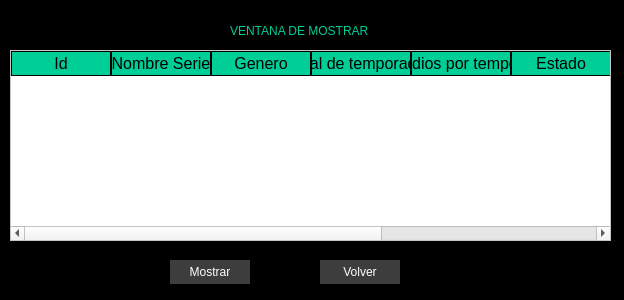
Qt form ProyectoFinal_Crud_Series-joel-parte/ventanamostrar.ui (josiasarevalorm-jj/ProyectoFinal_Crud_Series) before a commit.
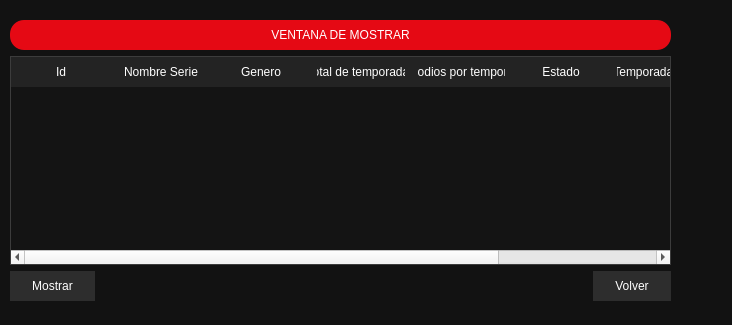
The same form after that commit.

Patch:
```diff
--- a/ProyectoFinal_Crud_Series-joel-parte/ventanamostrar.ui
+++ b/ProyectoFinal_Crud_Series-joel-parte/ventanamostrar.ui
@@ -6,87 +6,89 @@
    <rect>
     <x>0</x>
     <y>0</y>
-    <width>624</width>
-    <height>300</height>
+    <width>732</width>
+    <height>325</height>
    </rect>
   </property>
-  <property name="palette">
-   <palette>
-    <active>
-     <colorrole role="Window">
-      <brush brushstyle="SolidPattern">
-       <color alpha="255">
-        <red>0</red>
-        <green>0</green>
-        <blue>0</blue>
-       </color>
-      </brush>
-     </colorrole>
-    </active>
-    <inactive>
-     <colorrole role="Window">
-      <brush brushstyle="SolidPattern">
-       <color alpha="255">
-        <red>0</red>
-        <green>0</green>
-        <blue>0</blue>
-       </color>
-      </brush>
-     </colorrole>
-    </inactive>
-    <disabled>
-     <colorrole role="Base">
-      <brush brushstyle="SolidPattern">
-       <color alpha="255">
-        <red>0</red>
-        <green>0</green>
-        <blue>0</blue>
-       </color>
-      </brush>
-     </colorrole>
-     <colorrole role="Window">
-      <brush brushstyle="SolidPattern">
-       <color alpha="255">
-        <red>0</red>
-        <green>0</green>
-        <blue>0</blue>
-       </color>
-      </brush>
-     </colorrole>
-    </disabled>
-   </palette>
-  </property>
   <property name="windowTitle">
    <string>Dialog</string>
   </property>
   <property name="styleSheet">
-   <string notr="true">QFrame {
-    background-color: rgb(61, 61, 61);
+   <string notr="true">/* =====================
+   FONDO DEL DIALOG
+===================== */
+QDialog {
+    background-color: rgb(18, 18, 18);
 }
 
-/* ---------- QLabel ---------- */
+/* =====================
+   TITULO ROJO
+===================== */
+QLabel#labelTitulo {
+    background-color: rgb(229, 9, 20);
+    color: white;
+    font: 87 18pt &quot;Arial Black&quot;;
+    border-radius: 14px;
+    padding: 8px;
+    qproperty-alignment: AlignCenter;
+}
+
+/* =====================
+   LABELS (TEXTOS)
+===================== */
 QLabel {
-    font: 87 12pt &quot;Arial Black&quot;;
-    background-color: #000000;
-    color: rgb(0, 206, 151);
-    border: 0px;
+    color: rgb(220, 220, 220);
+    font: 10pt &quot;Arial&quot;;
 }
 
-/* ---------- QLineEdit ---------- */
+/* =====================
+   INPUT TEXTO
+===================== */
 QLineEdit {
-    border: 0px;
-    border-bottom: 2px solid rgb(61, 61, 61);
-    color: rgb(255, 255, 255);
-    background-color: rgb(0, 0, 0);
-    font: 75 12pt &quot;Times New Roman&quot;;
+    background-color: rgb(35, 35, 35);
+    color: white;
+    border: 1px solid rgb(80, 80, 80);
+    border-radius: 10px;
+    padding: 6px;
 }
 
-/* ---------- QPushButton ---------- */
+/* =====================
+   SPINBOX
+===================== */
+QSpinBox {
+    background-color: rgb(35, 35, 35);
+    color: white;
+    border: 1px solid rgb(80, 80, 80);
+    border-radius: 10px;
+    padding: 4px;
+}
+
+/* =====================
+   COMBOBOX
+===================== */
+QComboBox {
+    background-color: rgb(35, 35, 35);
+    color: white;
+    border: 1px solid rgb(80, 80, 80);
+    border-radius: 10px;
+    padding: 5px;
+}
+
+QComboBox QAbstractItemView {
+    background-color: rgb(25, 25, 25);
+    color: white;
+    selection-background-color: rgb(229, 9, 20);
+}
+
+/* =====================
+   BOTONES
+===================== */
 QPushButton {
-    background-color: rgb(61, 61, 61);
-    border-radius: 15px;
-    color: rgb(255, 255, 255);
-    font: 77 10pt &quot;Arial Black&quot;;
+    background-color: rgb(45, 45, 45);
+    color: white;
+    font: 11pt &quot;Arial Black&quot;;
+    border-radius: 18px;
+    padding: 8px 22px;
 }
 
 QPushButton:hover {
@@ -94,52 +96,67 @@
     color: rgb(0, 0, 0);
 }
 
-/* ---------- QTableWidget ---------- */
+QPushButton:pressed {
+    background-color: rgb(180, 0, 0);
+}
 QTableWidget {
-    background-color: rgb(255, 255, 255);
-    color: rgb(0, 0, 0);
-    gridline-color: rgb(0, 206, 151);
-    font-size: 12pt;
+    background-color: rgb(20, 20, 20);
+    color: rgb(220, 220, 220);
+    gridline-color: rgb(60, 60, 60);
+    border: 1px solid rgb(60, 60, 60);
+    font: 10pt &quot;Segoe UI&quot;;
 }
 
-/* ---------- Encabezados ---------- */
+/* Encabezados */
 QHeaderView::section {
-    background-color: rgb(0, 206, 151);
-    border: 1px solid rgb(0, 0, 0);
-    font-size: 12pt;
+    background-color: rgb(35, 35, 35);
+    color: white;
+    font: 11pt &quot;Arial Black&quot;;
+    border: none;
+    padding: 6px;
 }
 
-/* ---------- Botón esquina tabla ---------- */
-QTableWidget QTableCornerButton::section {
-    background-color: rgb(0, 0, 0);
-    border: 1px solid rgb(0, 206, 151);
+/* Filas alternas */
+QTableWidget::item {
+    padding: 6px;
+}
+
+QTableWidget::item:selected {
+    background-color: rgb(229, 9, 20);
+    color: white;
+}
+
+/* Botón esquina (arriba izquierda) */
+QTableCornerButton::section {
+    background-color: rgb(35, 35, 35);
+    border: none;
 }</string>
   </property>
-  <widget class="QLabel" name="label">
+  <widget class="QWidget" name="">
    <property name="geometry">
     <rect>
-     <x>230</x>
+     <x>10</x>
      <y>20</y>
-     <width>191</width>
-     <height>21</height>
+     <width>661</width>
+     <height>281</height>
     </rect>
    </property>
+   <layout class="QVBoxLayout" name="verticalLayout">
+    <item>
+     <widget class="QLabel" name="labelTitulo">
    <property name="text">
     <string>VENTANA DE MOSTRAR</string>
    </property>
+      <property name="alignment">
+       <set>Qt::AlignmentFlag::AlignCenter</set>
+      </property>
    <property name="wordWrap">
     <bool>true</bool>
    </property>
   </widget>
+    </item>
+    <item>
   <widget class="QTableWidget" name="tablaMostrar">
-   <property name="geometry">
-    <rect>
-     <x>10</x>
-     <y>50</y>
-     <width>601</width>
-     <height>191</height>
-    </rect>
-   </property>
    <property name="styleSheet">
     <string notr="true"/>
    </property>
@@ -184,31 +201,39 @@
     </property>
    </column>
   </widget>
-  <widget class="QPushButton" name="btnVolver">
-   <property name="geometry">
-    <rect>
-     <x>320</x>
-     <y>260</y>
-     <width>80</width>
-     <height>24</height>
-    </rect>
-   </property>
-   <property name="text">
-    <string>Volver</string>
-   </property>
-  </widget>
+    </item>
+    <item>
+     <layout class="QHBoxLayout" name="horizontalLayout">
+      <item>
   <widget class="QPushButton" name="btnMostrar">
-   <property name="geometry">
-    <rect>
-     <x>170</x>
-     <y>260</y>
-     <width>80</width>
-     <height>24</height>
-    </rect>
-   </property>
    <property name="text">
     <string>Mostrar</string>
    </property>
+       </widget>
+      </item>
+      <item>
+       <spacer name="horizontalSpacer">
+        <property name="orientation">
+         <enum>Qt::Orientation::Horizontal</enum>
+        </property>
+        <property name="sizeHint" stdset="0">
+         <size>
+          <width>40</width>
+          <height>20</height>
+         </size>
+        </property>
+       </spacer>
+      </item>
+      <item>
+       <widget class="QPushButton" name="btnVolver">
+        <property name="text">
+         <string>Volver</string>
+        </property>
+       </widget>
+      </item>
+     </layout>
+    </item>
+   </layout>
   </widget>
  </widget>
  <resources/>
```
Left out of the diff: 3 changed lines with no effect on the pictures. Lines whose indentation alone changed are shown as unchanged.
